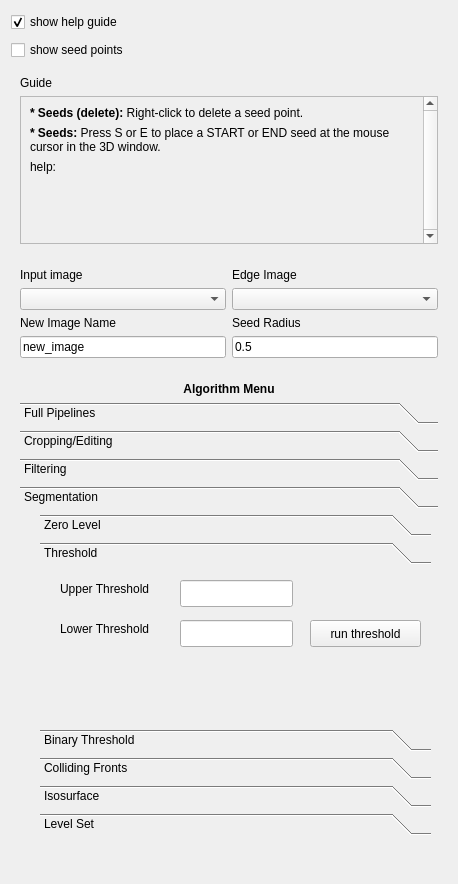
First picture: the form in Code/Source/sv4gui/Plugins/org.sv.gui.qt.imageprocessing/sv4gui_ImageProcessing.ui, repository SimVascular/SimVascular, before the edit.
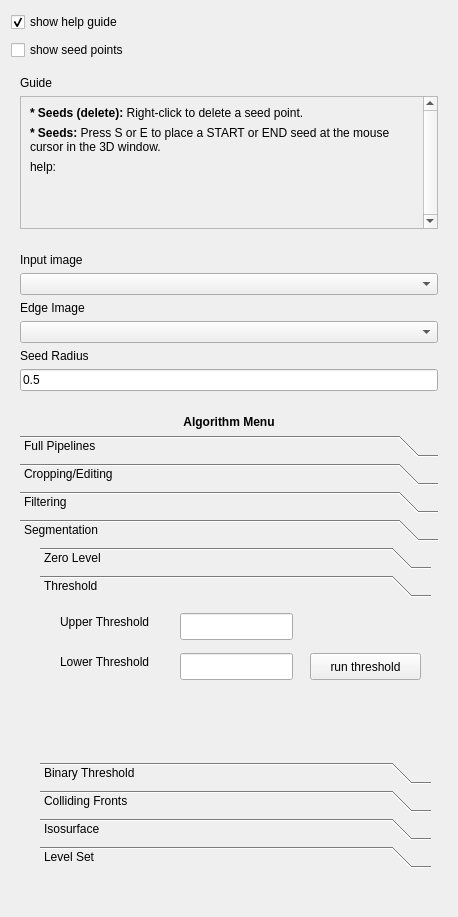
Second picture: the form after the edit. The open tabs and pages were chosen to show the change.

The edit to the form file:
```diff
--- a/Code/Source/sv4gui/Plugins/org.sv.gui.qt.imageprocessing/sv4gui_ImageProcessing.ui
+++ b/Code/Source/sv4gui/Plugins/org.sv.gui.qt.imageprocessing/sv4gui_ImageProcessing.ui
@@ -7,7 +7,7 @@
     <x>0</x>
     <y>0</y>
     <width>458</width>
-    <height>884</height>
+    <height>917</height>
    </rect>
   </property>
   <property name="sizePolicy">
@@ -101,7 +101,7 @@
            <x>0</x>
            <y>0</y>
            <width>407</width>
-           <height>131</height>
+           <height>108</height>
           </rect>
          </property>
          <layout class="QVBoxLayout" name="verticalLayout">
@@ -174,55 +174,41 @@
        <verstretch>0</verstretch>
       </sizepolicy>
      </property>
-     <layout class="QGridLayout" name="gridLayout">
-      <item row="0" column="1">
-       <widget class="QLabel" name="inputLabel2">
-        <property name="text">
-         <string>Edge Image</string>
-        </property>
-       </widget>
-      </item>
-      <item row="2" column="0">
-       <widget class="QLabel" name="imaeNameLabel">
-        <property name="text">
-         <string>New Image Name</string>
-        </property>
-       </widget>
-      </item>
-      <item row="0" column="0">
+     <layout class="QVBoxLayout" name="verticalLayout_3">
+      <item>
        <widget class="QLabel" name="inputLabel1">
         <property name="text">
          <string>Input image</string>
         </property>
        </widget>
       </item>
-      <item row="3" column="0">
-       <widget class="QLineEdit" name="imageNameLineEdit">
+      <item>
+       <widget class="QComboBox" name="inputImageComboBox"/>
+      </item>
+      <item>
+       <widget class="QLabel" name="inputLabel2">
         <property name="text">
-         <string>new_image</string>
+         <string>Edge Image</string>
         </property>
        </widget>
       </item>
-      <item row="2" column="1">
+      <item>
+       <widget class="QComboBox" name="edgeImageComboBox"/>
+      </item>
+      <item>
        <widget class="QLabel" name="label">
         <property name="text">
          <string>Seed Radius</string>
         </property>
        </widget>
       </item>
-      <item row="3" column="1">
+      <item>
        <widget class="QLineEdit" name="seedLineEdit">
         <property name="text">
          <string>0.5</string>
         </property>
        </widget>
       </item>
-      <item row="1" column="0">
-       <widget class="QComboBox" name="inputImageComboBox"/>
-      </item>
-      <item row="1" column="1">
-       <widget class="QComboBox" name="edgeImageComboBox"/>
-      </item>
      </layout>
     </widget>
    </item>
@@ -1173,8 +1159,8 @@
             <rect>
              <x>0</x>
              <y>0</y>
-             <width>391</width>
-             <height>135</height>
+             <width>100</width>
+             <height>30</height>
             </rect>
            </property>
            <attribute name="label">
```
Left out of the diff: 42 changed lines with no effect on the pictures.
